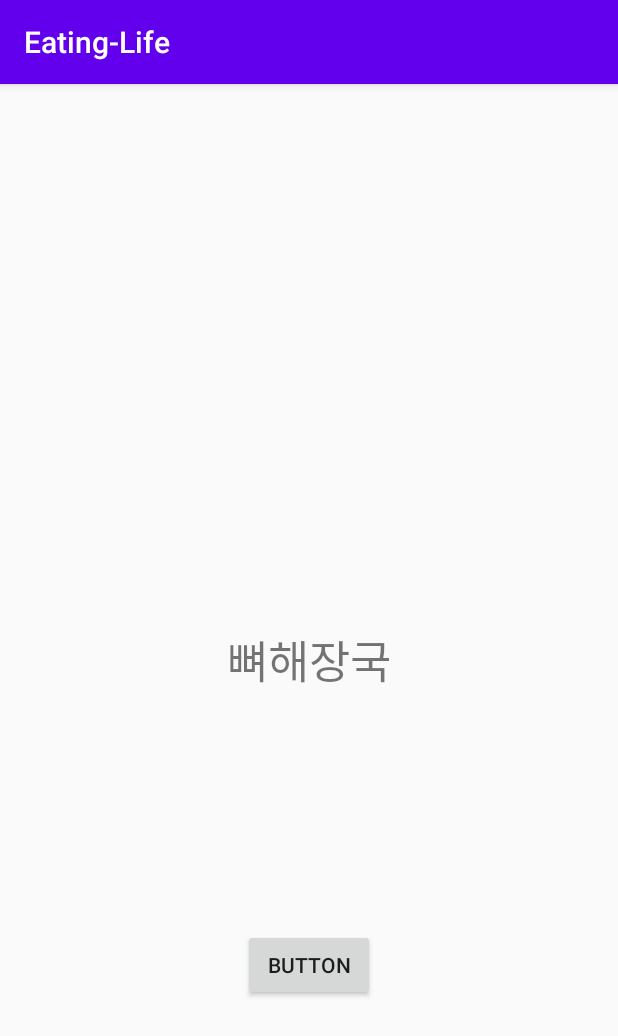
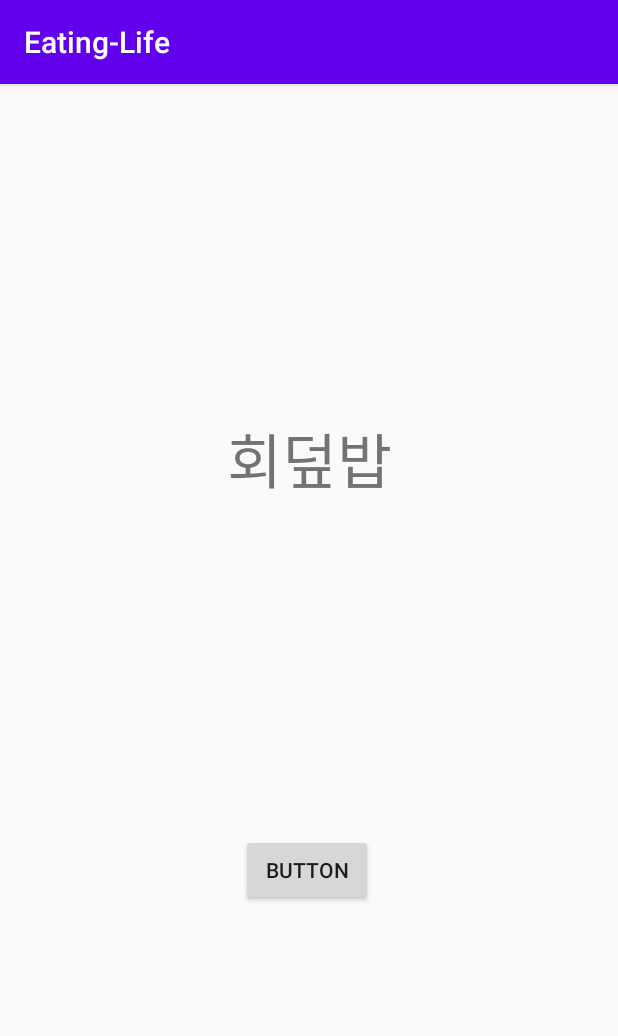
Before and after one commit to sjeong12/eating_life, an Android app: the screen it shows after launch (MainActivity), after a tap on "BUTTON", on a phone screen of 412 x 824 dp. Shown: the top 1036 px of the screen. Run offline under Robolectric (Android 15) with nearby library versions, the phone set to English and light mode, and no system bars.

Commit message:
slotMachine working. But the text is crushed when speed is too fast.

```diff
--- a/app/src/main/java/com/example/eating_life/MainActivity.kt
+++ b/app/src/main/java/com/example/eating_life/MainActivity.kt
@@ -1,12 +1,18 @@
 package com.example.eating_life
 
-import android.content.Intent
-import android.net.Uri
+import android.graphics.Color
 import android.os.Bundle
+import android.os.Handler
+import android.view.Gravity
+import android.view.animation.Animation
+import android.view.animation.AnimationUtils
+import android.view.animation.TranslateAnimation
 import android.widget.TextView
 import androidx.appcompat.app.AppCompatActivity
 import kotlinx.android.synthetic.main.activity_main.*
 import java.util.*
+import kotlin.concurrent.timer
+import kotlin.Array
 
 class MainActivity : AppCompatActivity() {
     override fun onCreate(savedInstanceState: Bundle?) {
@@ -14,13 +20,28 @@ class MainActivity : AppCompatActivity() {
         setContentView(R.layout.activity_main)
 
         val menu_array = arrayOf("치킨", "피자", "파스타", "자장면", "짬뽕", "뼈해장국", "순대국밥", "회덮밥")
-        val random = Random()
+        val slide_in_anim = AnimationUtils.loadAnimation(this, R.anim.slide_in)
+        val slide_out_anim = AnimationUtils.loadAnimation(this, R.anim.slide_out)
+        shuffle(menu_array)
+        addMenu(menu_array)
+        button.setOnClickListener {
+            slotMachine.setInAnimation(slide_in_anim)
+            slotMachine.setOutAnimation(slide_out_anim)
+            var speed = 50
+            slotMachine.setFlipInterval(speed)
+            slotMachine.startFlipping()
+            timer(period = 100)
+            {
+                speed += 10 //* (speed / 100 + 1)
+                slotMachine.setFlipInterval(speed)
+                if (speed >= 500)
+                {
+                    cancel()
+                    slotMachine.stopFlipping()
+                }
+            }
+        }
 
-        button.setOnClickListener {
-            val num = random.nextInt(menu_array.size)
-            val menu = menu_array.get(num)
-            textView.setText(menu)
-        }
         /*
         val url = "kakaomap://search?q=맛집&p=37.537229,127.005515"
 
@@ -28,4 +49,28 @@ class MainActivity : AppCompatActivity() {
         startActivity(intent);
         */
     }
+
+    fun shuffle(menu : Array<String>)
+    {
+        val random = Random()
+        var tmp: String
+        var rn: Int
+        for (i in 0..(menu.size-1))
+        {
+            rn = random.nextInt(menu.size - i) + i
+            tmp = menu[i]
+            menu[i] = menu[rn]
+            menu[rn] = tmp
+        }
+    }
+
+    fun addMenu(menu : Array<String>) {
+        for (i in 0..(menu.size-1)) {
+            val flip_text = TextView(this)
+            flip_text.setGravity(Gravity.CENTER)
+            flip_text.setTextSize(40F)
+            flip_text.setText(menu.get(i))
+            slotMachine.addView(flip_text)
+        }
+    }
 }
--- /dev/null
+++ b/app/src/main/res/anim/slide_in.xml
@@ -0,0 +1,9 @@
+<?xml version="1.0" encoding="utf-8"?>
+<set xmlns:android="http://schemas.android.com/apk/res/android"
+    android:interpolator="@android:anim/decelerate_interpolator">
+
+    <translate
+        android:duration="200"
+        android:fromYDelta="100%"
+        android:toYDelta="0%" />
+</set>
--- /dev/null
+++ b/app/src/main/res/anim/slide_out.xml
@@ -0,0 +1,9 @@
+<?xml version="1.0" encoding="utf-8"?>
+<set xmlns:android="http://schemas.android.com/apk/res/android"
+    android:interpolator="@android:anim/decelerate_interpolator">
+
+    <translate
+        android:duration="200"
+        android:fromYDelta="0%"
+        android:toYDelta="-100%" />
+</set>
--- a/app/src/main/res/layout/activity_main.xml
+++ b/app/src/main/res/layout/activity_main.xml
@@ -1,18 +1,15 @@
 <?xml version="1.0" encoding="utf-8"?>
-<androidx.constraintlayout.widget.ConstraintLayout
-    xmlns:android="http://schemas.android.com/apk/res/android"
+<androidx.constraintlayout.widget.ConstraintLayout xmlns:android="http://schemas.android.com/apk/res/android"
     xmlns:app="http://schemas.android.com/apk/res-auto"
     xmlns:tools="http://schemas.android.com/tools"
     android:layout_width="match_parent"
     android:layout_height="match_parent">
 
-    <TextView
-        android:id="@+id/textView"
+    <ViewFlipper
+        android:id="@+id/slotMachine"
         android:layout_width="wrap_content"
         android:layout_height="wrap_content"
-        android:text="TextView"
-        android:textSize="30sp"
-        app:layout_constraintBottom_toBottomOf="parent"
+        app:layout_constraintBottom_toTopOf="@+id/button"
         app:layout_constraintEnd_toEndOf="parent"
         app:layout_constraintStart_toStartOf="parent"
         app:layout_constraintTop_toTopOf="parent" />
@@ -24,6 +21,9 @@
         android:text="Button"
         app:layout_constraintBottom_toBottomOf="parent"
         app:layout_constraintEnd_toEndOf="parent"
+        app:layout_constraintHorizontal_bias="0.495"
         app:layout_constraintStart_toStartOf="parent"
-        app:layout_constraintTop_toBottomOf="@+id/textView" />
+        app:layout_constraintTop_toBottomOf="@+id/slotMachine"
+        app:layout_constraintVertical_bias="0.0" />
+
 </androidx.constraintlayout.widget.ConstraintLayout>
```
